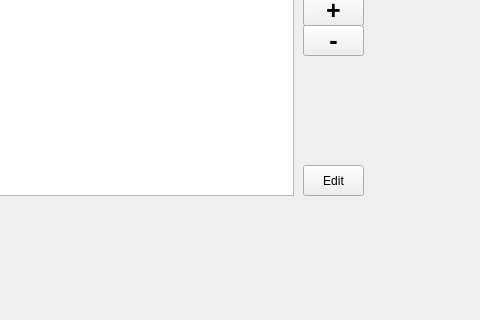
Before: the Qt Designer form COMP3004-FinalProject/mainwindow.ui in cgawdzik/COMP3004-TeamProject, drawn with Qt 5; both pictures show x 187 to 667 and y 195 to 515 of the 667 by 897 pixel window.
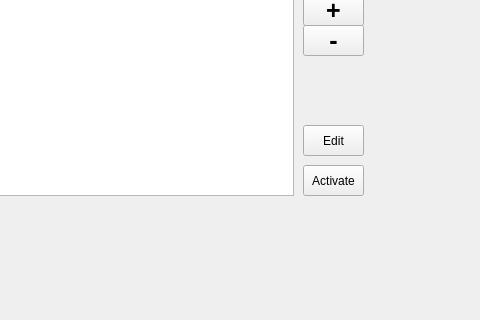
After: the same form once the commit is applied. The open tabs and pages were chosen to show the change. Icons and pictures are not drawn.

Commit message: Added active scheduling button and highlights

Patch:
```diff
--- a/COMP3004-FinalProject/mainwindow.ui
+++ b/COMP3004-FinalProject/mainwindow.ui
@@ -973,7 +973,7 @@
       <property name="geometry">
        <rect>
         <x>470</x>
-        <y>210</y>
+        <y>170</y>
         <width>61</width>
         <height>31</height>
        </rect>
@@ -992,6 +992,19 @@
        </rect>
       </property>
      </widget>
+     <widget class="QPushButton" name="ActivateScheduleButton">
+      <property name="geometry">
+       <rect>
+        <x>470</x>
+        <y>210</y>
+        <width>61</width>
+        <height>31</height>
+       </rect>
+      </property>
+      <property name="text">
+       <string>Activate</string>
+      </property>
+     </widget>
     </widget>
     <widget class="QWidget" name="ProfileBasalScreen">
      <widget class="QLabel" name="BasalRateLabel">
```
Left out of the diff: 2 changed lines with no effect on the pictures. The commit also changes 9 other files.
